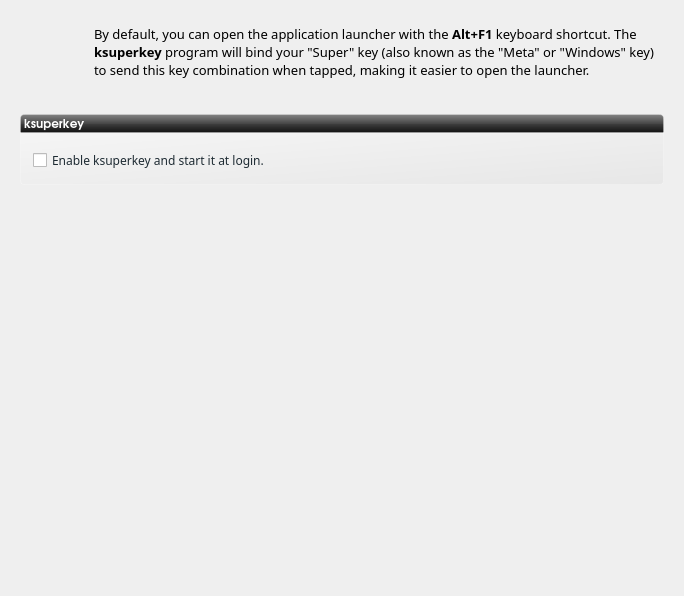
rshipp/kapudan, file ui/ui_scrKsuperkey.ui: the form before one commit.
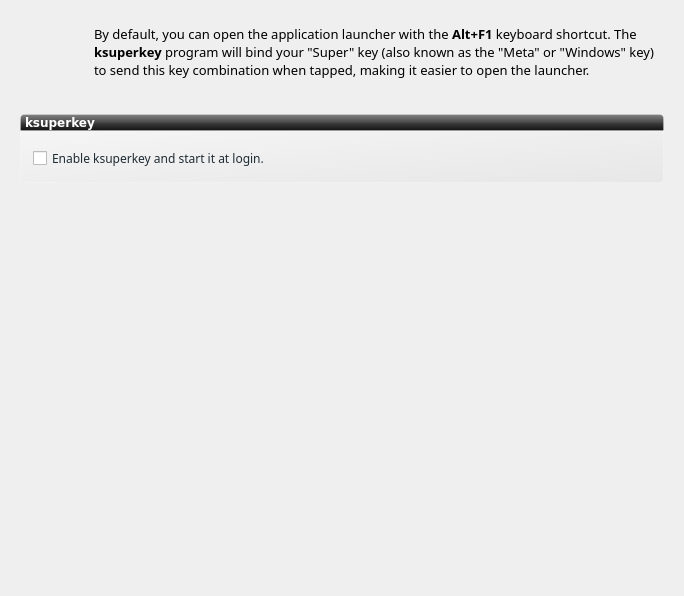
The form after the commit. Icons and pictures are not drawn.

What changed in the file:
```diff
--- a/ui/ui_scrKsuperkey.ui
+++ b/ui/ui_scrKsuperkey.ui
@@ -188,7 +188,7 @@
     <widget class="QLabel" name="label">
      <property name="font">
       <font>
-       <family>URW Gothic L</family>
+       <family>DejaVu Sans</family>
        <pointsize>9</pointsize>
        <weight>75</weight>
        <bold>true</bold>
```
